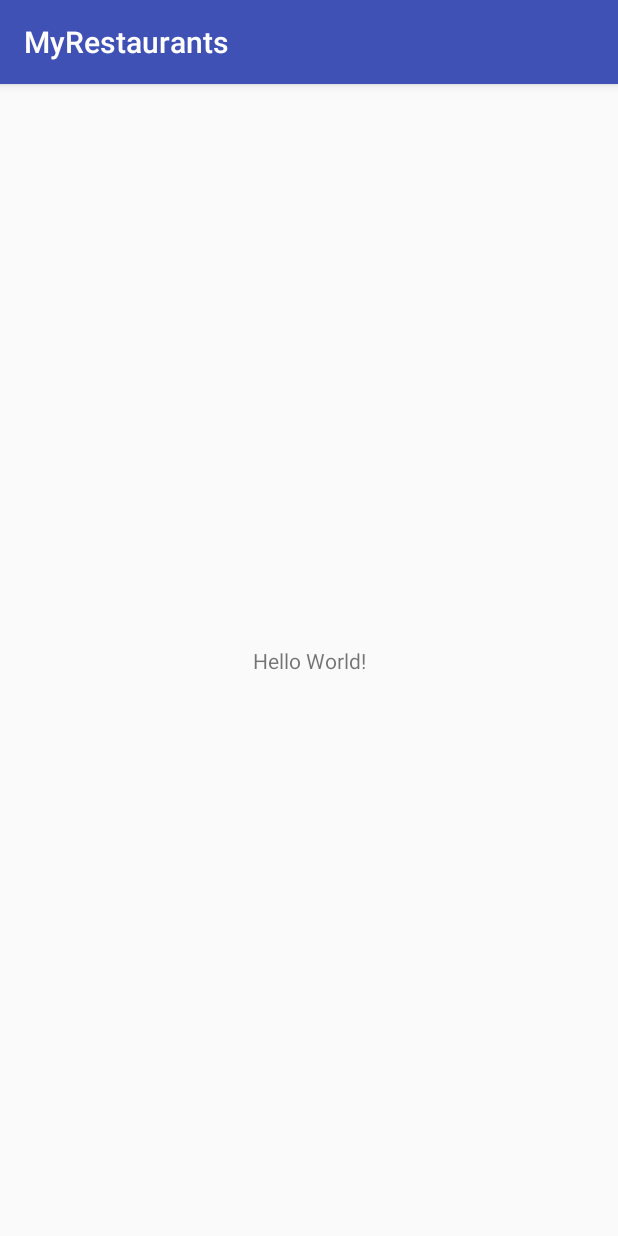
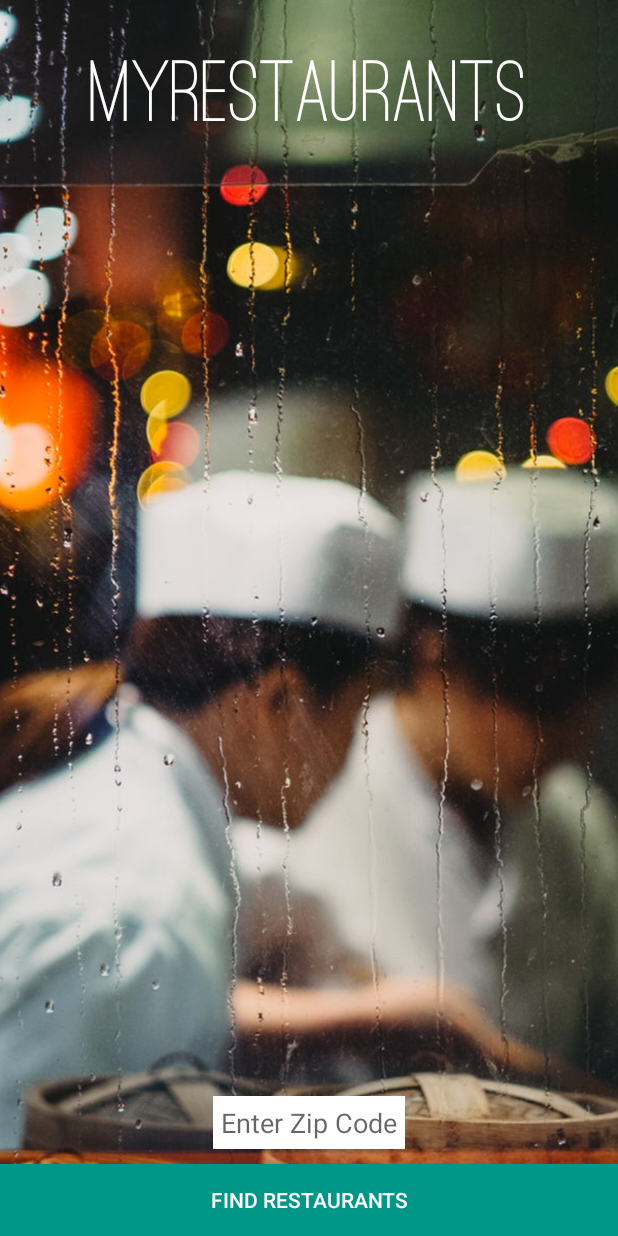
Before and after one commit to rodnierbc/MyRestaurants, an Android app: the screen it shows after launch (MainActivity), on a phone screen of 412 x 824 dp. Run offline under Robolectric (Android 15) with nearby library versions, the phone set to English and light mode, and no system bars; our stand-ins replace ButterKnife.

Commit message:
Added myRestaurantArrayAdapter

```diff
--- a/app/src/main/java/com/epicodus/myrestaurants/MainActivity.java
+++ b/app/src/main/java/com/epicodus/myrestaurants/MainActivity.java
@@ -1,13 +1,43 @@
 package com.epicodus.myrestaurants;
 
+import android.content.Intent;
+import android.graphics.Typeface;
 import android.support.v7.app.AppCompatActivity;
 import android.os.Bundle;
+import android.util.Log;
+import android.view.View;
+import android.widget.Button;
+import android.widget.EditText;
+import android.widget.TextView;
 
-public class MainActivity extends AppCompatActivity {
+
+import butterknife.BindView;
+import butterknife.ButterKnife;
+
+public class MainActivity extends AppCompatActivity implements View.OnClickListener {
+    @BindView(R.id.findRestaurantsButton) Button mFindRestaurantsButton;
+    @BindView(R.id.locationEditText) EditText mLocationEditText;
+    @BindView(R.id.appNameTextView) TextView mAppNameTextView;
 
     @Override
     protected void onCreate(Bundle savedInstanceState) {
         super.onCreate(savedInstanceState);
         setContentView(R.layout.activity_main);
+        ButterKnife.bind(this);
+
+        Typeface ostrichFont = Typeface.createFromAsset(getAssets(), "fonts/ostrich-regular.ttf");
+        mAppNameTextView.setTypeface(ostrichFont);
+
+        mFindRestaurantsButton.setOnClickListener(this);
+
+    }
+    @Override
+    public void onClick(View v) {
+        if(v == mFindRestaurantsButton) {
+            String location = mLocationEditText.getText().toString();
+            Intent intent = new Intent(MainActivity.this, RestaurantsActivity.class);
+            intent.putExtra("location", location);
+            startActivity(intent);
+        }
     }
 }
--- a/app/src/main/res/layout/activity_main.xml
+++ b/app/src/main/res/layout/activity_main.xml
@@ -1,18 +1,48 @@
 <?xml version="1.0" encoding="utf-8"?>
-<android.support.constraint.ConstraintLayout xmlns:android="http://schemas.android.com/apk/res/android"
-    xmlns:app="http://schemas.android.com/apk/res-auto"
+<RelativeLayout xmlns:android="http://schemas.android.com/apk/res/android"
     xmlns:tools="http://schemas.android.com/tools"
     android:layout_width="match_parent"
     android:layout_height="match_parent"
-    tools:context="com.epicodus.myrestaurants.MainActivity">
+    tools:context="com.epicodus.myrestaurants.MainActivity"
+    android:background="#000000">
+
+    <ImageView
+        android:layout_width="wrap_content"
+        android:layout_height="match_parent"
+        android:id="@+id/imageView"
+        android:src="@drawable/restaurant"
+        android:scaleType="centerCrop" />
 
     <TextView
         android:layout_width="wrap_content"
         android:layout_height="wrap_content"
-        android:text="Hello World!"
-        app:layout_constraintBottom_toBottomOf="parent"
-        app:layout_constraintLeft_toLeftOf="parent"
-        app:layout_constraintRight_toRightOf="parent"
-        app:layout_constraintTop_toTopOf="parent" />
+        android:text="MyRestaurants"
+        android:layout_alignParentTop="true"
+        android:layout_centerHorizontal="true"
+        android:layout_marginTop="35dp"
+        android:textColor="@color/colorTextIcons"
+        android:textSize="60sp"
+        android:textStyle="bold"
+        android:id="@+id/appNameTextView"/>
 
-</android.support.constraint.ConstraintLayout>
+    <EditText
+        android:layout_width="wrap_content"
+        android:layout_height="wrap_content"
+        android:id="@+id/locationEditText"
+        android:background="@color/colorTextIcons"
+        android:layout_above="@+id/findRestaurantsButton"
+        android:layout_marginBottom="10dp"
+        android:padding="5dp"
+        android:hint="Enter Zip Code"
+        android:layout_centerHorizontal="true" />
+
+    <Button
+        android:layout_width="match_parent"
+        android:layout_height="wrap_content"
+        android:text="Find Restaurants"
+        android:id="@+id/findRestaurantsButton"
+        android:background="@color/colorAccent"
+        android:textColor="@color/colorTextIcons"
+        android:layout_alignParentBottom="true"
+        android:layout_centerHorizontal="true" />
+</RelativeLayout>
--- a/app/src/main/res/values/colors.xml
+++ b/app/src/main/res/values/colors.xml
@@ -1,6 +1,11 @@
 <?xml version="1.0" encoding="utf-8"?>
 <resources>
-    <color name="colorPrimary">#3F51B5</color>
-    <color name="colorPrimaryDark">#303F9F</color>
-    <color name="colorAccent">#FF4081</color>
+    <color name="colorPrimary">#FF5722</color>
+    <color name="colorPrimaryDark">#E64A19</color>
+    <color name="colorPrimaryLight">#FFCCBC</color>
+    <color name="colorTextIcons">#ffffff</color>
+    <color name="colorAccent">#009688</color>
+    <color name="colorPrimaryText">#212121</color>
+    <color name="colorSecondaryText">#727272</color>
+    <color name="colorDivider">#B6B6B6</color>
 </resources>
--- a/app/src/main/res/values/styles.xml
+++ b/app/src/main/res/values/styles.xml
@@ -8,4 +8,6 @@
         <item name="colorAccent">@color/colorAccent</item>
     </style>
 
+    <style name="NoActionBarTheme" parent="Theme.AppCompat.Light.NoActionBar"></style>
+
 </resources>
```
Also changed, not shown: app/build.gradle (+22 -0 lines), app/src/main/AndroidManifest.xml (+9 -2 lines), app/src/main/java/com/epicodus/myrestaurants/MyRestaurantsArrayAdapter.java (added, +32 -0 lines), app/src/main/java/com/epicodus/myrestaurants/RestaurantsActivity.java (added, +54 -0 lines), app/src/main/res/layout/activity_restaurants.xml (added, +24 -0 lines), app/src/main/assets/fonts/ostrich-regular.ttf (added), app/src/main/res/drawable/restaurant.jpeg (added), 4 other files.
